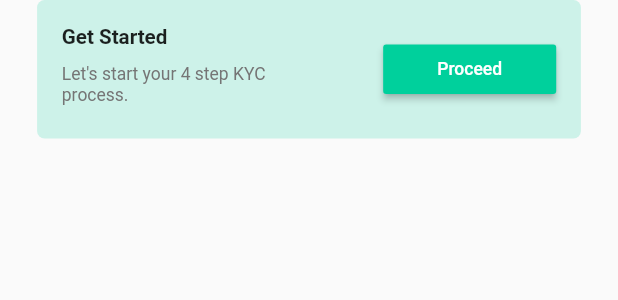
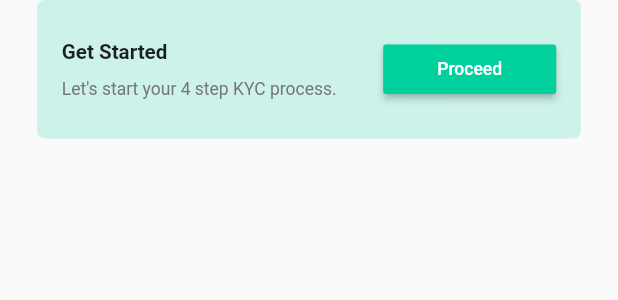
Before and after one commit to SamirOk123/login-page, a Flutter app: the KycContainer widget shown alone on an empty page, opened directly, on a phone screen of 412 x 824 dp. Shown: the top 300 px of the screen. Run offline on Flutter 3.47's test engine with Material 2 defaults, Android fonts, the phone set to English and light mode, and no system bars; our stand-ins replace sizer; network calls fail.

Commit message:
bug fixed

```diff
--- a/lib/widgets/kyc_container.dart
+++ b/lib/widgets/kyc_container.dart
@@ -18,24 +18,26 @@ class KycContainer extends StatelessWidget {
         child: Row(
           mainAxisAlignment: MainAxisAlignment.spaceBetween,
           children: [
-            Column(
+            SizedBox(
+              width: MediaQuery.of(context).size.width * 0.50,
+              child: Column(
                 crossAxisAlignment: CrossAxisAlignment.start,
-
+                mainAxisAlignment: MainAxisAlignment.spaceEvenly,
                 children: [
                   Text(
                     'Get Started',
                     style:
                         TextStyle(fontWeight: FontWeight.bold, fontSize: 10.sp),
                   ),
-                SizedBox(height: 10,),
                   Text(
-                  'Let\'s start your 4 step KYC \nprocess.',
+                    'Let\'s start your 4 step KYC process.',
                     style: TextStyle(
                       fontSize: 8.5.sp,
                       color: Colors.grey[600],
                     ),
                   ),
                 ],
+              ),
             ),
             MaterialButton(
               height: 4.h,
```
Also changed, not shown: 3 other files. Lines whose indentation alone changed are shown as unchanged.
